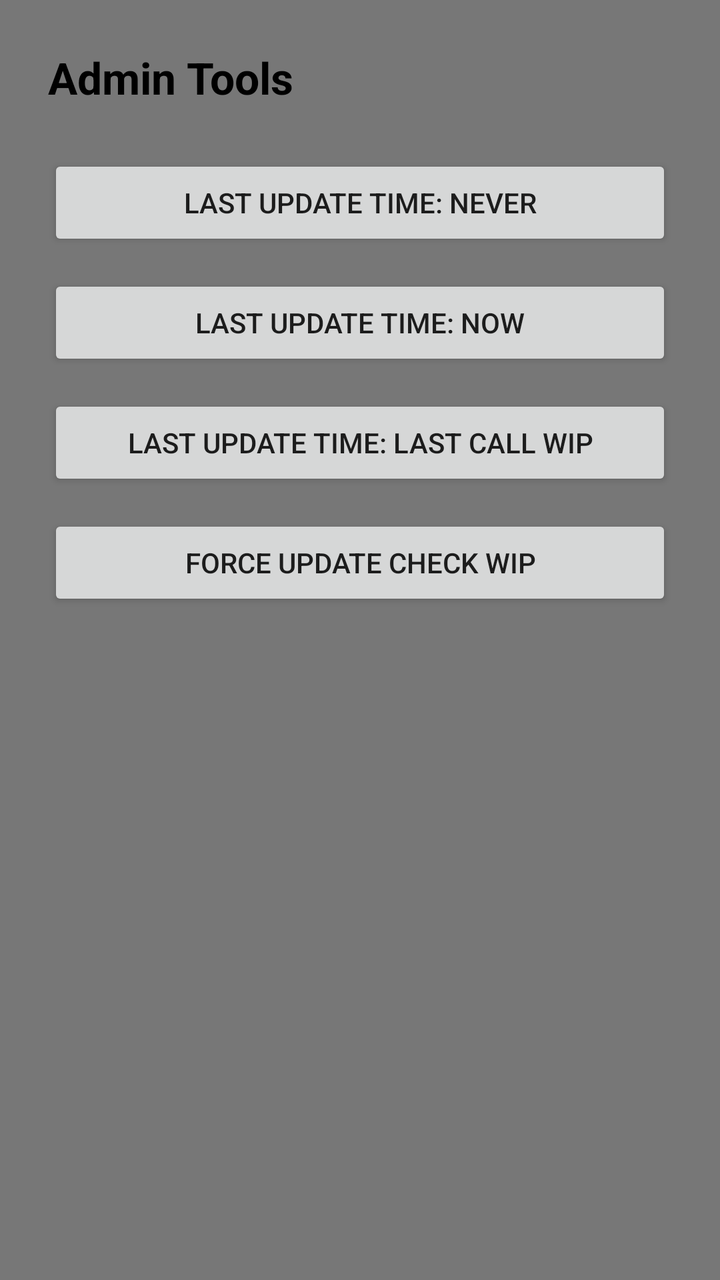
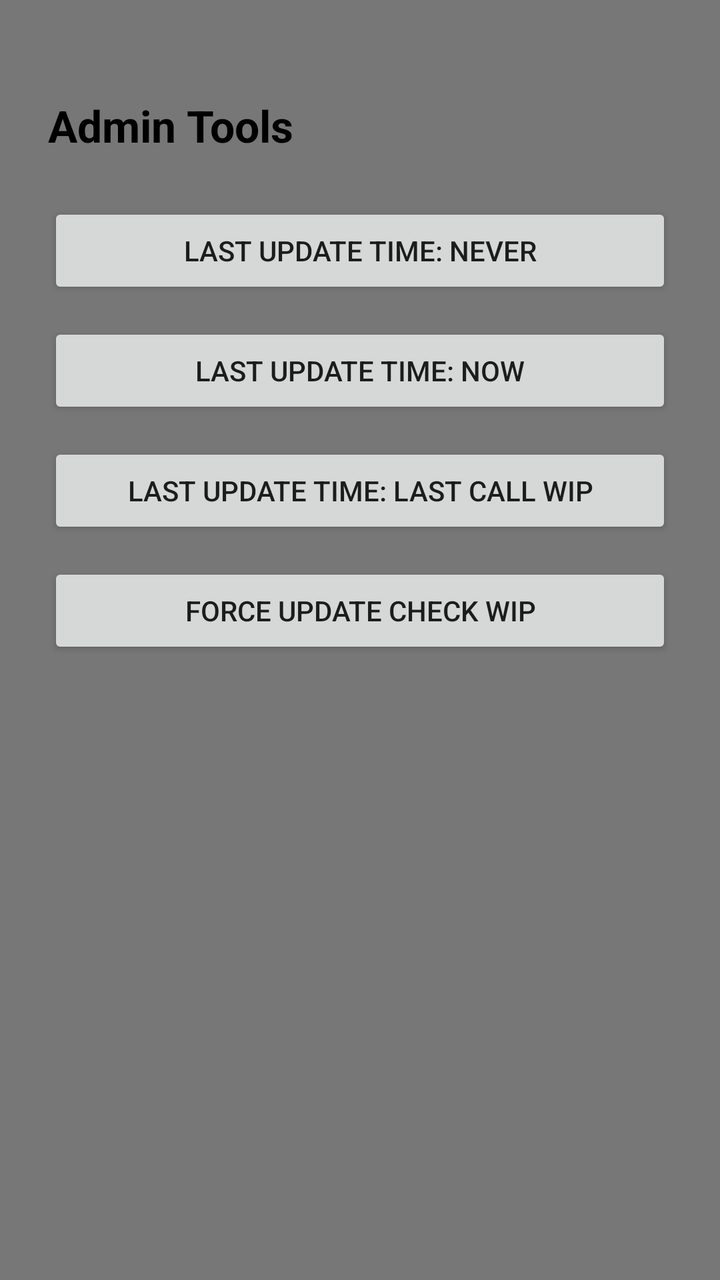

Two renders of the same Android screen: before a commit and after it. Below are the layout's source before the change and the commit's diff.
<!-- AndroidManifest.xml: application theme Theme.Calls -->
<!-- res/layout/activity_admin.xml -->
<?xml version="1.0" encoding="utf-8"?>
<LinearLayout xmlns:android="http://schemas.android.com/apk/res/android"
    android:layout_width="match_parent"
    android:layout_height="match_parent"
    android:orientation="vertical"
    android:padding="24dp"
    android:background="@color/background">

    <TextView
        android:layout_width="match_parent"
        android:layout_height="wrap_content"
        android:text="Admin Tools"
        android:textSize="22sp"
        android:textStyle="bold"
        android:textColor="@color/black"
        android:layout_marginBottom="24dp"/>

    <Button
        android:id="@+id/btnForceResync"
        android:layout_width="match_parent"
        android:layout_height="wrap_content"
        android:text="Last update time: never"
        android:layout_marginBottom="12dp"/>
    <Button
        android:id="@+id/btnForceNowSync"
        android:layout_width="match_parent"
        android:layout_height="wrap_content"
        android:text="Last update time: now"
        android:layout_marginBottom="12dp"/>
    <Button
        android:id="@+id/btnForceCallSync"
        android:layout_width="match_parent"
        android:layout_height="wrap_content"
        android:text="Last update time: last call WIP"
        android:layout_marginBottom="12dp"/>

    <Button
        android:id="@+id/btnForceUpdateCheck"
        android:layout_width="match_parent"
        android:layout_height="wrap_content"
        android:text="Force Update Check WIP"
        android:layout_marginBottom="12dp"/>







</LinearLayout>
<!-- resources referenced by this layout -->
<resources>
  <color name="background">#777777</color>
  <color name="black">#FF000000</color>
  <style name="Theme.Calls" parent="Theme.MaterialComponents.Light.NoActionBar">
          <item name="colorPrimary">@color/button</item>
          <item name="colorOnPrimary">@color/buttonText</item>
          <item name="android:statusBarColor">@color/background</item>
      </style>
  <color name="button">#212121</color>
  <color name="buttonText">#F9F9F9</color>
</resources>

<!-- the commit's change to res/layout/activity_admin.xml (unified diff, before → after) -->
@@ -13,7 +13,8 @@
         android:textSize="22sp"
         android:textStyle="bold"
         android:textColor="@color/black"
-        android:layout_marginBottom="24dp"/>
+        android:layout_marginBottom="24dp"
+        android:layout_marginTop="24dp"/>
 
     <Button
         android:id="@+id/btnForceResync"
